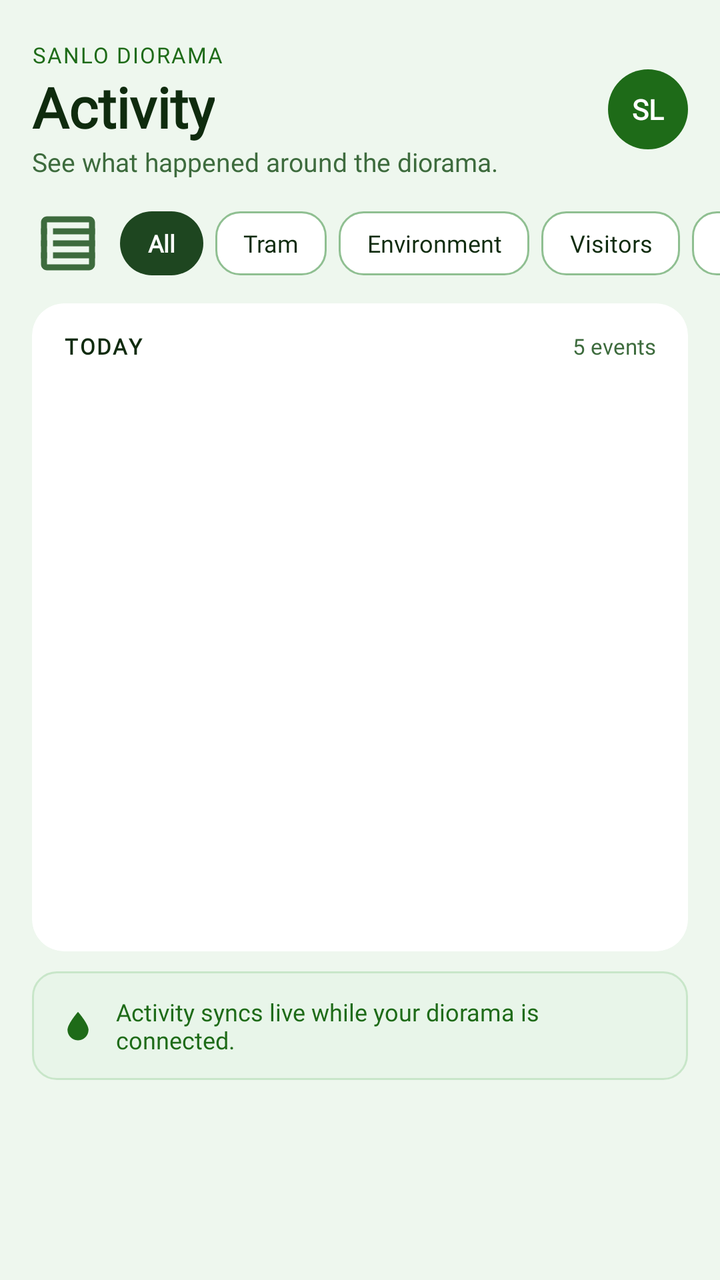
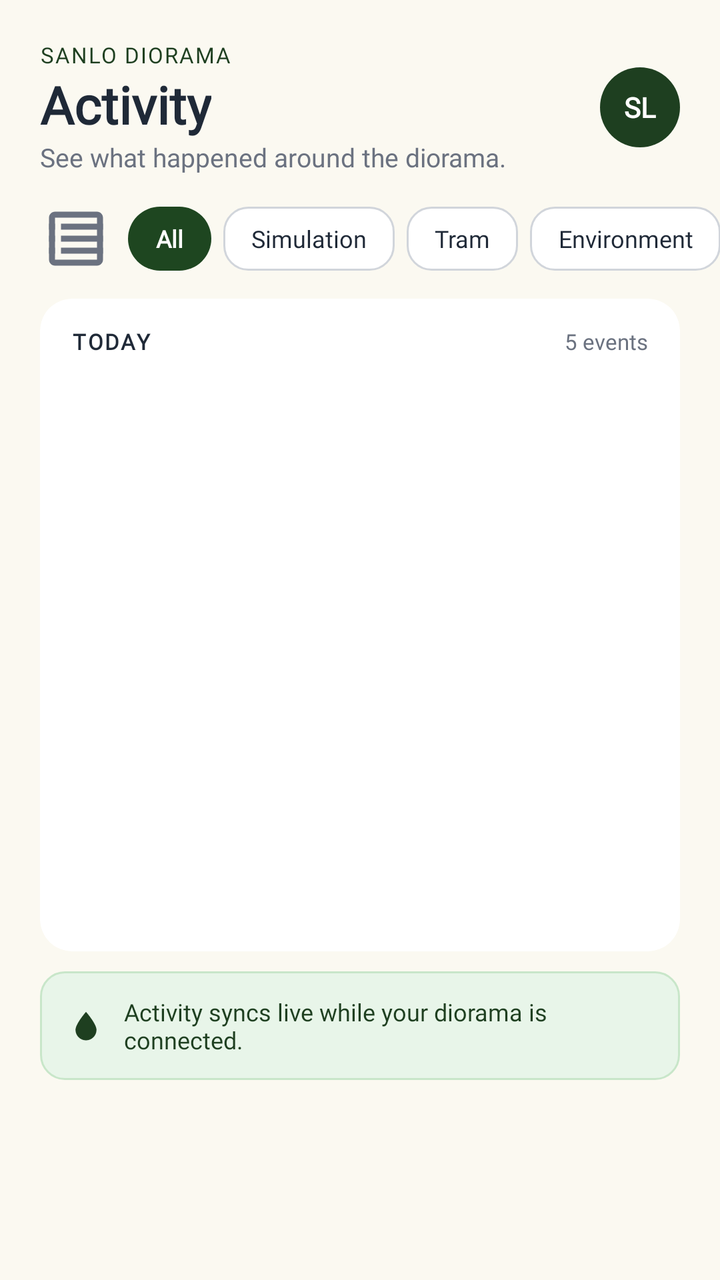

Compare the two renders of this Android layout. The source of the first and the diff that turns it into the second are given below.
<!-- AndroidManifest.xml: application theme Theme.SanLoMobApp -->
<!-- res/layout/fragment_logs.xml -->
<?xml version="1.0" encoding="utf-8"?>
<FrameLayout
    xmlns:android="http://schemas.android.com/apk/res/android"
    xmlns:app="http://schemas.android.com/apk/res-auto"
    android:layout_width="match_parent"
    android:layout_height="match_parent"
    android:background="@color/card_bg">

    <LinearLayout
        android:layout_width="match_parent"
        android:layout_height="match_parent"
        android:orientation="vertical"
        android:paddingTop="20dp"
        android:paddingBottom="100dp">

        
        <LinearLayout
            android:layout_width="match_parent"
            android:layout_height="wrap_content"
            android:orientation="horizontal"
            android:gravity="center_vertical"
            android:paddingStart="16dp"
            android:paddingEnd="16dp">

            <LinearLayout
                android:layout_width="0dp"
                android:layout_height="wrap_content"
                android:layout_weight="1"
                android:orientation="vertical">

                <TextView
                    android:layout_width="wrap_content"
                    android:layout_height="wrap_content"
                    android:text="SANLO DIORAMA"
                    android:textColor="@color/sap_green"
                    android:textSize="11sp"
                    android:letterSpacing="0.06"
                    android:fontFamily="@font/inter_regular"
                    android:textAllCaps="true" />

                <TextView
                    android:layout_width="wrap_content"
                    android:layout_height="wrap_content"
                    android:text="Activity"
                    android:textColor="@color/text_dark"
                    android:textSize="28sp"
                    android:textStyle="bold"
                    android:fontFamily="@font/poppins_regular" />

                <TextView
                    android:layout_width="wrap_content"
                    android:layout_height="wrap_content"
                    android:text="See what happened around the diorama."
                    android:textColor="@color/text_muted"
                    android:textSize="13sp"
                    android:fontFamily="@font/inter_regular" />
            </LinearLayout>

            <TextView
                android:layout_width="40dp"
                android:layout_height="40dp"
                android:text="SL"
                android:textColor="@color/white"
                android:textSize="14sp"
                android:textStyle="bold"
                android:gravity="center"
                android:background="@drawable/bg_circle_green"
                android:fontFamily="@font/inter_regular" />
        </LinearLayout>

        
        <HorizontalScrollView
            android:layout_width="match_parent"
            android:layout_height="wrap_content"
            android:layout_marginTop="14dp"
            android:paddingStart="16dp"
            android:paddingEnd="16dp"
            android:scrollbars="none"
            android:clipToPadding="false">

            <LinearLayout
                android:layout_width="wrap_content"
                android:layout_height="wrap_content"
                android:orientation="horizontal"
                android:gravity="center_vertical">

                
                <ImageView
                    android:layout_width="36dp"
                    android:layout_height="36dp"
                    android:src="@drawable/ic_nav_activity"
                    android:tint="@color/text_muted"
                    android:contentDescription="Filter"
                    android:layout_marginEnd="8dp" />

                
                <TextView
                    android:id="@+id/chip_all"
                    android:layout_width="wrap_content"
                    android:layout_height="32dp"
                    android:layout_marginEnd="6dp"
                    android:background="@drawable/bg_tram_status_card"
                    android:paddingStart="14dp"
                    android:paddingEnd="14dp"
                    android:gravity="center"
                    android:text="All"
                    android:textColor="@color/white"
                    android:textSize="12sp"
                    android:textStyle="bold"
                    android:fontFamily="@font/inter_regular" />

                
                <TextView
                    android:id="@+id/chip_tram"
                    android:layout_width="wrap_content"
                    android:layout_height="32dp"
                    android:layout_marginEnd="6dp"
                    android:background="@drawable/bg_tram_return_btn"
                    android:paddingStart="14dp"
                    android:paddingEnd="14dp"
                    android:gravity="center"
                    android:text="Tram"
                    android:textColor="@color/text_dark"
                    android:textSize="12sp"
                    android:fontFamily="@font/inter_regular" />

                
                <TextView
                    android:id="@+id/chip_environment"
                    android:layout_width="wrap_content"
                    android:layout_height="32dp"
                    android:layout_marginEnd="6dp"
                    android:background="@drawable/bg_tram_return_btn"
                    android:paddingStart="14dp"
                    android:paddingEnd="14dp"
                    android:gravity="center"
                    android:text="Environment"
                    android:textColor="@color/text_dark"
                    android:textSize="12sp"
                    android:fontFamily="@font/inter_regular" />

                
                <TextView
                    android:id="@+id/chip_visitors"
                    android:layout_width="wrap_content"
                    android:layout_height="32dp"
                    android:layout_marginEnd="6dp"
                    android:background="@drawable/bg_tram_return_btn"
                    android:paddingStart="14dp"
                    android:paddingEnd="14dp"
                    android:gravity="center"
                    android:text="Visitors"
                    android:textColor="@color/text_dark"
                    android:textSize="12sp"
                    android:fontFamily="@font/inter_regular" />

                
                <TextView
                    android:id="@+id/chip_gestures"
                    android:layout_width="wrap_content"
                    android:layout_height="32dp"
                    android:layout_marginEnd="6dp"
                    android:background="@drawable/bg_tram_return_btn"
                    android:paddingStart="14dp"
                    android:paddingEnd="14dp"
                    android:gravity="center"
                    android:text="Gestures"
                    android:textColor="@color/text_dark"
                    android:textSize="12sp"
                    android:fontFamily="@font/inter_regular" />

                
                <TextView
                    android:id="@+id/chip_alerts"
                    android:layout_width="wrap_content"
                    android:layout_height="32dp"
                    android:background="@drawable/bg_tram_return_btn"
                    android:paddingStart="14dp"
                    android:paddingEnd="14dp"
                    android:gravity="center"
                    android:text="Alerts"
                    android:textColor="@color/text_dark"
                    android:textSize="12sp"
                    android:fontFamily="@font/inter_regular" />

            </LinearLayout>
        </HorizontalScrollView>

        
        <androidx.cardview.widget.CardView
            android:layout_width="match_parent"
            android:layout_height="0dp"
            android:layout_weight="1"
            android:layout_marginStart="16dp"
            android:layout_marginEnd="16dp"
            android:layout_marginTop="12dp"
            app:cardCornerRadius="16dp"
            app:cardElevation="0dp"
            app:cardBackgroundColor="@color/card_white">

            <LinearLayout
                android:layout_width="match_parent"
                android:layout_height="match_parent"
                android:orientation="vertical">

                
                <LinearLayout
                    android:layout_width="match_parent"
                    android:layout_height="wrap_content"
                    android:orientation="horizontal"
                    android:gravity="center_vertical"
                    android:paddingStart="16dp"
                    android:paddingEnd="16dp"
                    android:paddingTop="14dp"
                    android:paddingBottom="8dp">

                    <TextView
                        android:layout_width="0dp"
                        android:layout_height="wrap_content"
                        android:layout_weight="1"
                        android:text="TODAY"
                        android:textColor="@color/text_dark"
                        android:textSize="11sp"
                        android:textStyle="bold"
                        android:letterSpacing="0.08"
                        android:fontFamily="@font/inter_regular" />

                    <TextView
                        android:layout_width="wrap_content"
                        android:layout_height="wrap_content"
                        android:text="5 events"
                        android:textColor="@color/text_muted"
                        android:textSize="11sp"
                        android:fontFamily="@font/inter_regular" />
                </LinearLayout>

                
                <androidx.recyclerview.widget.RecyclerView
                    android:id="@+id/recycler_logs"
                    android:layout_width="match_parent"
                    android:layout_height="0dp"
                    android:layout_weight="1"
                    android:clipToPadding="false"
                    android:paddingBottom="16dp" />

            </LinearLayout>
        </androidx.cardview.widget.CardView>

        
        <LinearLayout
            android:layout_width="match_parent"
            android:layout_height="wrap_content"
            android:layout_marginStart="16dp"
            android:layout_marginEnd="16dp"
            android:layout_marginTop="10dp"
            android:background="@drawable/bg_sync_banner"
            android:orientation="horizontal"
            android:gravity="center_vertical"
            android:paddingStart="14dp"
            android:paddingEnd="14dp"
            android:paddingTop="12dp"
            android:paddingBottom="12dp">

            <ImageView
                android:layout_width="18dp"
                android:layout_height="18dp"
                android:src="@drawable/ic_sensor_humidity"
                android:tint="@color/sap_green"
                android:contentDescription="Sync"
                android:layout_marginEnd="10dp" />

            <TextView
                android:layout_width="wrap_content"
                android:layout_height="wrap_content"
                android:text="Activity syncs live while your diorama is connected."
                android:textColor="@color/sap_green"
                android:textSize="12sp"
                android:fontFamily="@font/inter_regular" />
        </LinearLayout>

    </LinearLayout>

</FrameLayout>
<!-- resources referenced by this layout -->
<resources>
  <color name="card_bg">#EEF7EE</color>
  <color name="card_white">#FFFFFF</color>
  <color name="sap_green">#1E6B18</color>
  <color name="text_dark">#0F2B0E</color>
  <color name="text_muted">#3D6B3D</color>
  <color name="white">#FFFFFFFF</color>
  <!-- drawable bg_circle_green (drawable) -->
  <?xml version="1.0" encoding="utf-8"?>
  <shape xmlns:android="http://schemas.android.com/apk/res/android"
      android:shape="oval">
      <solid android:color="@color/sap_green" />
  </shape>
  <!-- drawable bg_sync_banner (drawable) -->
  <?xml version="1.0" encoding="utf-8"?>
  <shape xmlns:android="http://schemas.android.com/apk/res/android"
      android:shape="rectangle">
      <solid android:color="#E8F5E9" />
      <corners android:radius="12dp" />
      <stroke
          android:width="1dp"
          android:color="#C8E6C9" />
  </shape>
  <!-- drawable bg_tram_return_btn (drawable) -->
  <?xml version="1.0" encoding="utf-8"?>
  <shape xmlns:android="http://schemas.android.com/apk/res/android"
      android:shape="rectangle">
      <solid android:color="@color/card_white" />
      <corners android:radius="12dp" />
      <stroke
          android:width="1dp"
          android:color="@color/divider_line" />
  </shape>
  <!-- drawable bg_tram_status_card (drawable) -->
  <?xml version="1.0" encoding="utf-8"?>
  <shape xmlns:android="http://schemas.android.com/apk/res/android"
      android:shape="rectangle">
      <solid android:color="#1E4620" />
      <corners android:radius="16dp" />
  </shape>
  <style name="Theme.SanLoMobApp" parent="Base.Theme.SanLoMobApp" />
  <color name="divider_line">#8FBF91</color>
  <style name="Base.Theme.SanLoMobApp" parent="Theme.Material3.Light.NoActionBar">
          <item name="colorPrimary">@color/sap_green</item>
          <item name="colorOnPrimary">@color/white</item>
          <item name="colorPrimaryContainer">@color/tea_green</item>
          <item name="colorOnPrimaryContainer">@color/myrtle_green</item>
          <item name="colorSecondary">@color/celestial_blue</item>
          <item name="colorOnSecondary">@color/white</item>
          <item name="colorTertiary">@color/bitter_lemon</item>
          <item name="colorSurface">@color/white</item>
          <item name="colorOnSurface">@color/text_dark</item>
          <item name="colorError">@color/alert_red</item>
          <item name="android:colorBackground">@color/tea_green</item>
          <item name="bottomNavigationStyle">@style/Widget.SanLo.BottomNavigation</item>
          <item name="floatingActionButtonStyle">@style/Widget.SanLo.FAB</item>
      </style>
  <color name="tea_green">#A8C8AA</color>
  <color name="myrtle_green">#0F2B0E</color>
  <color name="celestial_blue">#2E86C1</color>
  <color name="bitter_lemon">#C6D600</color>
  <color name="alert_red">#C62828</color>
  <style name="Widget.SanLo.BottomNavigation" parent="Widget.Material3.BottomNavigationView">
          <item name="itemIconTint">@color/nav_item_color</item>
          <item name="itemTextColor">@color/nav_item_color</item>
          <item name="itemTextAppearanceActive">@style/TextAppearance.SanLo.NavLabel</item>
          <item name="itemTextAppearanceInactive">@style/TextAppearance.SanLo.NavLabel</item>
          <item name="android:background">@android:color/transparent</item>
          <item name="elevation">0dp</item>
      </style>
  <style name="Widget.SanLo.FAB" parent="Widget.MaterialComponents.FloatingActionButton">
          <item name="backgroundTint">@color/sap_green</item>
          <item name="tint">@color/white</item>
      </style>
  <style name="TextAppearance.SanLo.NavLabel" parent="TextAppearance.Material3.LabelMedium">
          <item name="android:textSize">10sp</item>
          <item name="fontFamily">@font/poppins_regular</item>
      </style>
  <!-- unchanged entries left out for length: 2 -->
</resources>

<!-- the commit's change to res/layout/fragment_logs.xml (unified diff, before → after) -->
@@ -19,8 +19,8 @@
             android:layout_height="wrap_content"
             android:orientation="horizontal"
             android:gravity="center_vertical"
-            android:paddingStart="16dp"
-            android:paddingEnd="16dp">
+            android:paddingStart="@dimen/screen_horizontal_margin"
+            android:paddingEnd="@dimen/screen_horizontal_margin">
 
             <LinearLayout
                 android:layout_width="0dp"
@@ -43,7 +43,7 @@
                     android:layout_height="wrap_content"
                     android:text="Activity"
                     android:textColor="@color/text_dark"
-                    android:textSize="28sp"
+                    android:textSize="@dimen/title_text_size"
                     android:textStyle="bold"
                     android:fontFamily="@font/poppins_regular" />
 
@@ -73,8 +73,8 @@
             android:layout_width="match_parent"
             android:layout_height="wrap_content"
             android:layout_marginTop="14dp"
-            android:paddingStart="16dp"
-            android:paddingEnd="16dp"
+            android:paddingStart="@dimen/screen_horizontal_margin"
+            android:paddingEnd="@dimen/screen_horizontal_margin"
             android:scrollbars="none"
             android:clipToPadding="false">
 
@@ -111,6 +111,21 @@
 
                 
                 <TextView
+                    android:id="@+id/chip_simulation"
+                    android:layout_width="wrap_content"
+                    android:layout_height="32dp"
+                    android:layout_marginEnd="6dp"
+                    android:background="@drawable/bg_tram_return_btn"
+                    android:paddingStart="14dp"
+                    android:paddingEnd="14dp"
+                    android:gravity="center"
+                    android:text="Simulation"
+                    android:textColor="@color/text_dark"
+                    android:textSize="12sp"
+                    android:fontFamily="@font/inter_regular" />
+
+                
+                <TextView
                     android:id="@+id/chip_tram"
                     android:layout_width="wrap_content"
                     android:layout_height="32dp"
@@ -141,44 +156,29 @@
 
                 
                 <TextView
-                    android:id="@+id/chip_visitors"
-                    android:layout_width="wrap_content"
-                    android:layout_height="32dp"
-                    android:layout_marginEnd="6dp"
-                    android:background="@drawable/bg_tram_return_btn"
-                    android:paddingStart="14dp"
-                    android:paddingEnd="14dp"
-                    android:gravity="center"
-                    android:text="Visitors"
-                    android:textColor="@color/text_dark"
-                    android:textSize="12sp"
-                    android:fontFamily="@font/inter_regular" />
-
-                
-                <TextView
-                    android:id="@+id/chip_gestures"
-                    android:layout_width="wrap_content"
-                    android:layout_height="32dp"
-                    android:layout_marginEnd="6dp"
-                    android:background="@drawable/bg_tram_return_btn"
-                    android:paddingStart="14dp"
-                    android:paddingEnd="14dp"
-                    android:gravity="center"
-                    android:text="Gestures"
-                    android:textColor="@color/text_dark"
-                    android:textSize="12sp"
-                    android:fontFamily="@font/inter_regular" />
-
-                
-                <TextView
-                    android:id="@+id/chip_alerts"
-                    android:layout_width="wrap_content"
-                    android:layout_height="32dp"
-                    android:background="@drawable/bg_tram_return_btn"
-                    android:paddingStart="14dp"
-                    android:paddingEnd="14dp"
-                    android:gravity="center"
-                    android:text="Alerts"
+                    android:id="@+id/chip_system"
+                    android:layout_width="wrap_content"
+                    android:layout_height="32dp"
+                    android:layout_marginEnd="6dp"
+                    android:background="@drawable/bg_tram_return_btn"
+                    android:paddingStart="14dp"
+                    android:paddingEnd="14dp"
+                    android:gravity="center"
+                    android:text="System"
+                    android:textColor="@color/text_dark"
+                    android:textSize="12sp"
+                    android:fontFamily="@font/inter_regular" />
+
+                
+                <TextView
+                    android:id="@+id/chip_errors"
+                    android:layout_width="wrap_content"
+                    android:layout_height="32dp"
+                    android:background="@drawable/bg_tram_return_btn"
+                    android:paddingStart="14dp"
+                    android:paddingEnd="14dp"
+                    android:gravity="center"
+                    android:text="Errors"
                     android:textColor="@color/text_dark"
                     android:textSize="12sp"
                     android:fontFamily="@font/inter_regular" />
@@ -191,10 +191,10 @@
             android:layout_width="match_parent"
             android:layout_height="0dp"
             android:layout_weight="1"
-            android:layout_marginStart="16dp"
-            android:layout_marginEnd="16dp"
+            android:layout_marginStart="@dimen/screen_horizontal_margin"
+            android:layout_marginEnd="@dimen/screen_horizontal_margin"
             android:layout_marginTop="12dp"
-            app:cardCornerRadius="16dp"
+            app:cardCornerRadius="@dimen/card_corner_radius"
             app:cardElevation="0dp"
             app:cardBackgroundColor="@color/card_white">
 
@@ -250,8 +250,8 @@
         <LinearLayout
             android:layout_width="match_parent"
             android:layout_height="wrap_content"
-            android:layout_marginStart="16dp"
-            android:layout_marginEnd="16dp"
+            android:layout_marginStart="@dimen/screen_horizontal_margin"
+            android:layout_marginEnd="@dimen/screen_horizontal_margin"
             android:layout_marginTop="10dp"
             android:background="@drawable/bg_sync_banner"
             android:orientation="horizontal"
<!-- resource entries referenced after the edit -->
@@ -1,11 +1,14 @@
 <!-- resources referenced by this layout -->
 <resources>
-  <color name="card_bg">#EEF7EE</color>
+  <color name="card_bg">#FBF9F1</color>
   <color name="card_white">#FFFFFF</color>
-  <color name="sap_green">#1E6B18</color>
-  <color name="text_dark">#0F2B0E</color>
-  <color name="text_muted">#3D6B3D</color>
+  <color name="sap_green">#1E3F20</color>
+  <color name="text_dark">#1F2937</color>
+  <color name="text_muted">#6B7280</color>
   <color name="white">#FFFFFFFF</color>
+  <dimen name="card_corner_radius">16dp</dimen>
+  <dimen name="screen_horizontal_margin">20dp</dimen>
+  <dimen name="title_text_size">26sp</dimen>
   <!-- drawable bg_circle_green (drawable) -->
   <?xml version="1.0" encoding="utf-8"?>
   <shape xmlns:android="http://schemas.android.com/apk/res/android"
@@ -40,27 +43,28 @@
       <corners android:radius="16dp" />
   </shape>
   <style name="Theme.SanLoMobApp" parent="Base.Theme.SanLoMobApp" />
-  <color name="divider_line">#8FBF91</color>
+  <color name="divider_line">#D1D5DB</color>
   <style name="Base.Theme.SanLoMobApp" parent="Theme.Material3.Light.NoActionBar">
-          <item name="colorPrimary">@color/sap_green</item>
+          <item name="colorPrimary">@color/forest_primary</item>
           <item name="colorOnPrimary">@color/white</item>
-          <item name="colorPrimaryContainer">@color/tea_green</item>
-          <item name="colorOnPrimaryContainer">@color/myrtle_green</item>
-          <item name="colorSecondary">@color/celestial_blue</item>
+          <item name="colorPrimaryContainer">@color/moss_accent</item>
+          <item name="colorOnPrimaryContainer">@color/white</item>
+          <item name="colorSecondary">@color/river_blue</item>
           <item name="colorOnSecondary">@color/white</item>
-          <item name="colorTertiary">@color/bitter_lemon</item>
-          <item name="colorSurface">@color/white</item>
+          <item name="colorTertiary">@color/walnut_brown</item>
+          <item name="colorSurface">@color/card_white</item>
           <item name="colorOnSurface">@color/text_dark</item>
           <item name="colorError">@color/alert_red</item>
-          <item name="android:colorBackground">@color/tea_green</item>
+          <item name="android:colorBackground">@color/museum_cream</item>
           <item name="bottomNavigationStyle">@style/Widget.SanLo.BottomNavigation</item>
           <item name="floatingActionButtonStyle">@style/Widget.SanLo.FAB</item>
       </style>
-  <color name="tea_green">#A8C8AA</color>
-  <color name="myrtle_green">#0F2B0E</color>
-  <color name="celestial_blue">#2E86C1</color>
-  <color name="bitter_lemon">#C6D600</color>
-  <color name="alert_red">#C62828</color>
+  <color name="forest_primary">#1E3F20</color>
+  <color name="moss_accent">#2D5A27</color>
+  <color name="river_blue">#2563EB</color>
+  <color name="walnut_brown">#705335</color>
+  <color name="alert_red">#DC2626</color>
+  <color name="museum_cream">#FBF9F1</color>
   <style name="Widget.SanLo.BottomNavigation" parent="Widget.Material3.BottomNavigationView">
           <item name="itemIconTint">@color/nav_item_color</item>
           <item name="itemTextColor">@color/nav_item_color</item>
